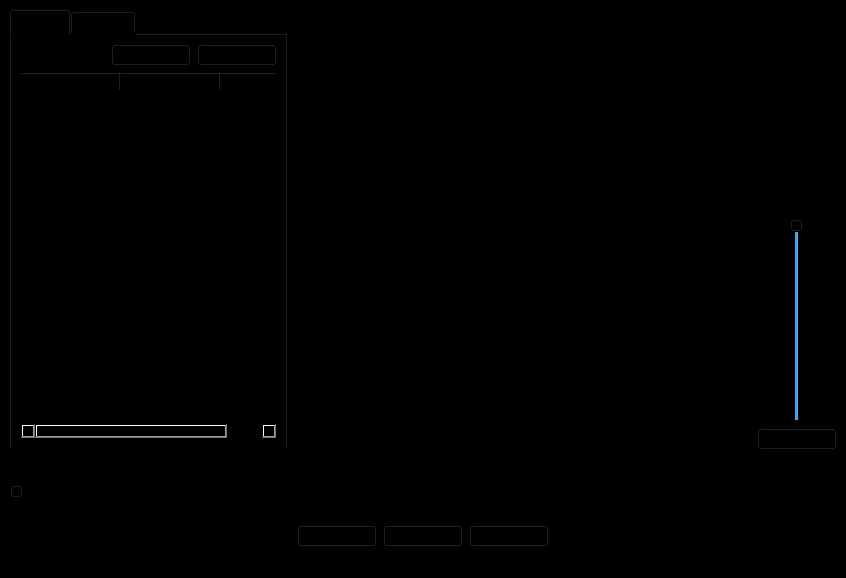
Before: the Qt Designer form OdtwarzaczPlikowAudio/mainwindow.ui in leonpawlowski/ProgramowanieObiektoweProjekt, drawn with Qt 5.
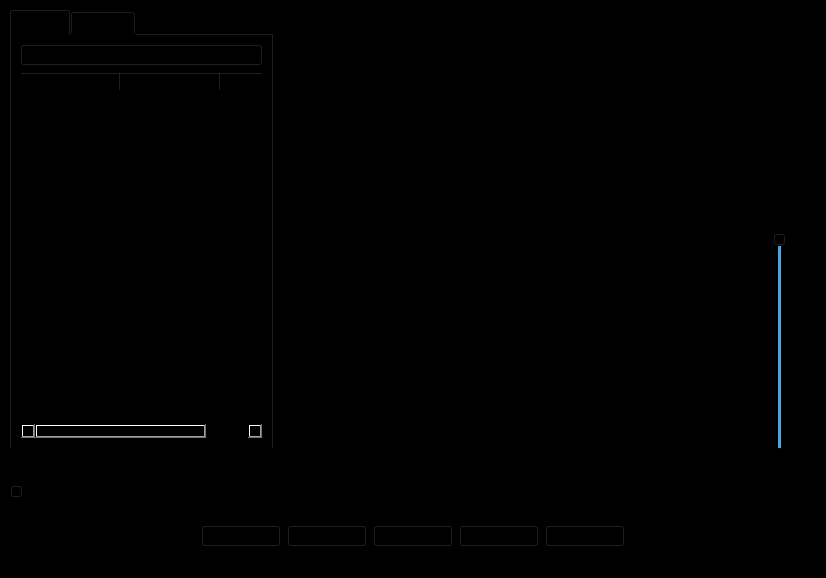
After: the same form once the commit is applied. The open tabs and pages were chosen to show the change.

What changed in the file:
```diff
--- a/OdtwarzaczPlikowAudio/mainwindow.ui
+++ b/OdtwarzaczPlikowAudio/mainwindow.ui
@@ -6,7 +6,7 @@
    <rect>
     <x>0</x>
     <y>0</y>
-    <width>846</width>
+    <width>826</width>
     <height>578</height>
    </rect>
   </property>
@@ -35,55 +35,27 @@
          <number>1</number>
         </property>
         <widget class="QWidget" name="Library">
+         <property name="layoutDirection">
+          <enum>Qt::LayoutDirection::LeftToRight</enum>
+         </property>
          <attribute name="title">
           <string>Library</string>
          </attribute>
-         <layout class="QGridLayout" name="gridLayout">
-          <item row="0" column="0">
-           <layout class="QHBoxLayout" name="horizontalLayout_3">
-            <item>
-             <widget class="QLineEdit" name="searchLibrary">
-              <property name="sizePolicy">
-               <sizepolicy hsizetype="Expanding" vsizetype="Minimum">
-                <horstretch>0</horstretch>
-                <verstretch>0</verstretch>
-               </sizepolicy>
-              </property>
-             </widget>
-            </item>
-            <item>
-             <layout class="QHBoxLayout" name="horizontalLayout_2">
-              <item>
-               <widget class="QPushButton" name="librarySortButton">
-                <property name="sizePolicy">
-                 <sizepolicy hsizetype="Minimum" vsizetype="Minimum">
-                  <horstretch>0</horstretch>
-                  <verstretch>0</verstretch>
-                 </sizepolicy>
-                </property>
-                <property name="text">
-                 <string>sort</string>
-                </property>
-               </widget>
-              </item>
-              <item>
-               <widget class="QPushButton" name="libraryEditButton">
-                <property name="sizePolicy">
-                 <sizepolicy hsizetype="Minimum" vsizetype="Minimum">
-                  <horstretch>0</horstretch>
-                  <verstretch>0</verstretch>
-                 </sizepolicy>
-                </property>
-                <property name="text">
-                 <string>edit</string>
-                </property>
-               </widget>
-              </item>
-             </layout>
-            </item>
-           </layout>
+         <layout class="QVBoxLayout" name="verticalLayout_7">
+          <item>
+           <widget class="QPushButton" name="libraryEditButton">
+            <property name="sizePolicy">
+             <sizepolicy hsizetype="Minimum" vsizetype="Minimum">
+              <horstretch>0</horstretch>
+              <verstretch>0</verstretch>
+             </sizepolicy>
+            </property>
+            <property name="text">
+             <string>Edit Library</string>
+            </property>
+           </widget>
           </item>
-          <item row="1" column="0">
+          <item>
            <widget class="QTreeWidget" name="libraryTreeWidget">
             <property name="sizePolicy">
              <sizepolicy hsizetype="Expanding" vsizetype="Expanding">
@@ -94,6 +66,12 @@
             <property name="styleSheet">
              <string notr="true">background-color: rgb(0, 0, 0);</string>
             </property>
+            <property name="sortingEnabled">
+             <bool>false</bool>
+            </property>
+            <property name="animated">
+             <bool>true</bool>
+            </property>
             <column>
              <property name="text">
               <string>Name</string>
@@ -181,7 +159,7 @@
            <string notr="true">background-color: rgb(0, 0, 0);</string>
           </property>
           <property name="text">
-           <string>queve</string>
+           <string>queue</string>
           </property>
           <property name="alignment">
            <set>Qt::AlignmentFlag::AlignCenter</set>
@@ -300,64 +278,6 @@
              </widget>
             </item>
             <item row="1" column="0">
-             <widget class="QLabel" name="fileAlbumLabel">
-              <property name="sizePolicy">
-               <sizepolicy hsizetype="Minimum" vsizetype="Fixed">
-                <horstretch>0</horstretch>
-                <verstretch>0</verstretch>
-               </sizepolicy>
-              </property>
-              <property name="text">
-               <string>Album:</string>
-              </property>
-              <property name="alignment">
-               <set>Qt::AlignmentFlag::AlignCenter</set>
-              </property>
-             </widget>
-            </item>
-            <item row="1" column="1">
-             <widget class="QLineEdit" name="fileAlbumLineEdit">
-              <property name="sizePolicy">
-               <sizepolicy hsizetype="Fixed" vsizetype="Fixed">
-                <horstretch>0</horstretch>
-                <verstretch>0</verstretch>
-               </sizepolicy>
-              </property>
-              <property name="readOnly">
-               <bool>true</bool>
-              </property>
-             </widget>
-            </item>
-            <item row="2" column="0">
-             <widget class="QLabel" name="fileAutorLabel">
-              <property name="sizePolicy">
-               <sizepolicy hsizetype="Minimum" vsizetype="Fixed">
-                <horstretch>0</horstretch>
-                <verstretch>0</verstretch>
-               </sizepolicy>
-              </property>
-              <property name="text">
-               <string>Autor:</string>
-              </property>
-              <property name="alignment">
-               <set>Qt::AlignmentFlag::AlignCenter</set>
-              </property>
-             </widget>
-            </item>
-            <item row="2" column="1">
-             <widget class="QLineEdit" name="fileAutorLineEdit">
-              <property name="sizePolicy">
-               <sizepolicy hsizetype="Fixed" vsizetype="Fixed">
-                <horstretch>0</horstretch>
-                <verstretch>0</verstretch>
-               </sizepolicy>
-              </property>
-              <property name="readOnly">
-               <bool>true</bool>
-              </property>
-             </widget>
-            </item>
-            <item row="3" column="0">
              <widget class="QLabel" name="fileDurationLabel">
               <property name="sizePolicy">
                <sizepolicy hsizetype="Minimum" vsizetype="Fixed">
@@ -373,7 +293,7 @@
               </property>
              </widget>
             </item>
-            <item row="3" column="1">
+            <item row="1" column="1">
              <widget class="QLineEdit" name="fileDurationLineEdit">
               <property name="sizePolicy">
                <sizepolicy hsizetype="Fixed" vsizetype="Fixed">
@@ -386,7 +306,7 @@
               </property>
              </widget>
             </item>
-            <item row="4" column="0">
+            <item row="2" column="0">
              <widget class="QLabel" name="fileSizeLabel">
               <property name="sizePolicy">
                <sizepolicy hsizetype="Minimum" vsizetype="Fixed">
@@ -402,7 +322,7 @@
               </property>
              </widget>
             </item>
-            <item row="4" column="1">
+            <item row="2" column="1">
              <widget class="QLineEdit" name="fileSizeLineEdit">
               <property name="sizePolicy">
                <sizepolicy hsizetype="Fixed" vsizetype="Fixed">
@@ -415,7 +335,7 @@
               </property>
              </widget>
             </item>
-            <item row="5" column="0">
+            <item row="3" column="0">
              <widget class="QLabel" name="fileTypeLabel">
               <property name="sizePolicy">
                <sizepolicy hsizetype="Minimum" vsizetype="Fixed">
@@ -431,7 +351,7 @@
               </property>
              </widget>
             </item>
-            <item row="5" column="1">
+            <item row="3" column="1">
              <widget class="QLineEdit" name="fileTypeLineEdit">
               <property name="sizePolicy">
                <sizepolicy hsizetype="Fixed" vsizetype="Fixed">
@@ -444,20 +364,7 @@
               </property>
              </widget>
             </item>
-            <item row="6" column="1">
-             <widget class="QLineEdit" name="filePathLineEdit">
-              <property name="sizePolicy">
-               <sizepolicy hsizetype="Fixed" vsizetype="Fixed">
-                <horstretch>0</horstretch>
-                <verstretch>0</verstretch>
-               </sizepolicy>
-              </property>
-              <property name="readOnly">
-               <bool>true</bool>
-              </property>
-             </widget>
-            </item>
-            <item row="6" column="0">
+            <item row="4" column="0">
              <widget class="QLabel" name="filePathLabel">
               <property name="sizePolicy">
                <sizepolicy hsizetype="Minimum" vsizetype="Fixed">
@@ -473,6 +380,19 @@
               </property>
              </widget>
             </item>
+            <item row="4" column="1">
+             <widget class="QLineEdit" name="filePathLineEdit">
+              <property name="sizePolicy">
+               <sizepolicy hsizetype="Fixed" vsizetype="Fixed">
+                <horstretch>0</horstretch>
+                <verstretch>0</verstretch>
+               </sizepolicy>
+              </property>
+              <property name="readOnly">
+               <bool>true</bool>
+              </property>
+             </widget>
+            </item>
            </layout>
           </widget>
          </widget>
@@ -595,7 +515,7 @@
            </sizepolicy>
           </property>
           <property name="text">
-           <string>Volume</string>
+           <string>Volume 100%</string>
           </property>
           <property name="alignment">
            <set>Qt::AlignmentFlag::AlignCenter</set>
@@ -630,19 +550,6 @@
           </property>
          </widget>
         </item>
-        <item>
-         <widget class="QPushButton" name="pushButton_5">
-          <property name="sizePolicy">
-           <sizepolicy hsizetype="Minimum" vsizetype="Minimum">
-            <horstretch>0</horstretch>
-            <verstretch>0</verstretch>
-           </sizepolicy>
-          </property>
-          <property name="text">
-           <string>output</string>
-          </property>
-         </widget>
-        </item>
        </layout>
       </item>
      </layout>
@@ -731,6 +638,19 @@
      <layout class="QHBoxLayout" name="horizontalLayout">
       <item>
        <layout class="QHBoxLayout" name="horizontalLayout_19">
+        <item>
+         <widget class="QPushButton" name="rewind10Sec">
+          <property name="sizePolicy">
+           <sizepolicy hsizetype="Fixed" vsizetype="Fixed">
+            <horstretch>0</horstretch>
+            <verstretch>0</verstretch>
+           </sizepolicy>
+          </property>
+          <property name="text">
+           <string>-10s</string>
+          </property>
+         </widget>
+        </item>
         <item>
          <widget class="QPushButton" name="previousFilePushButton">
           <property name="sizePolicy">
@@ -770,6 +690,19 @@
           </property>
          </widget>
         </item>
+        <item>
+         <widget class="QPushButton" name="fastForward10Sec">
+          <property name="sizePolicy">
+           <sizepolicy hsizetype="Fixed" vsizetype="Fixed">
+            <horstretch>0</horstretch>
+            <verstretch>0</verstretch>
+           </sizepolicy>
+          </property>
+          <property name="text">
+           <string>+10s</string>
+          </property>
+         </widget>
+        </item>
        </layout>
       </item>
      </layout>
```
Left out of the diff: 35 changed lines with no effect on the pictures.
